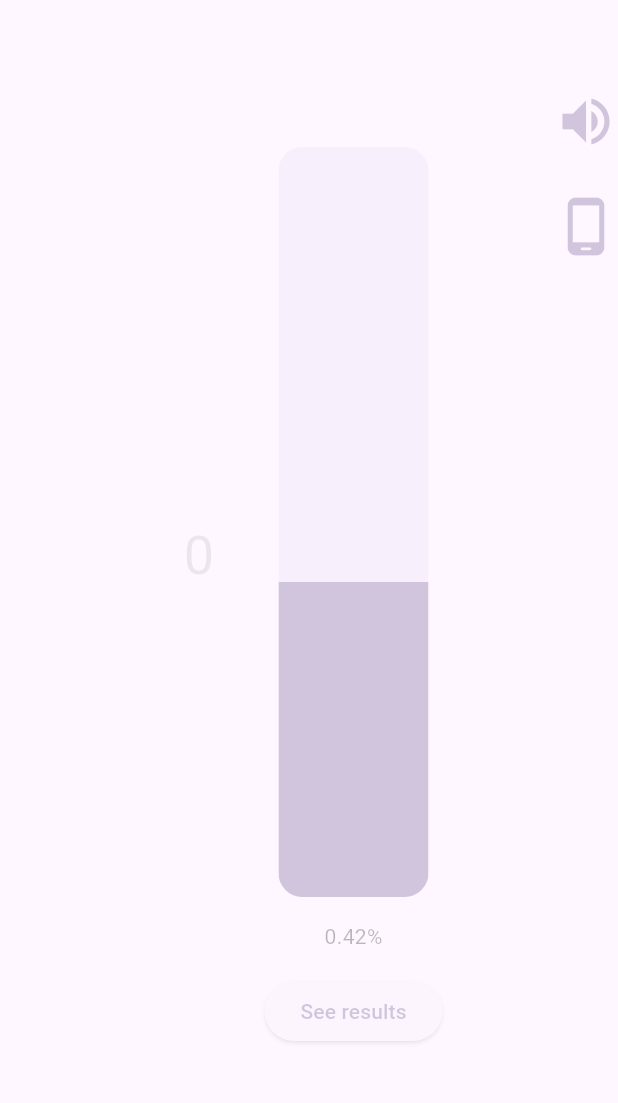
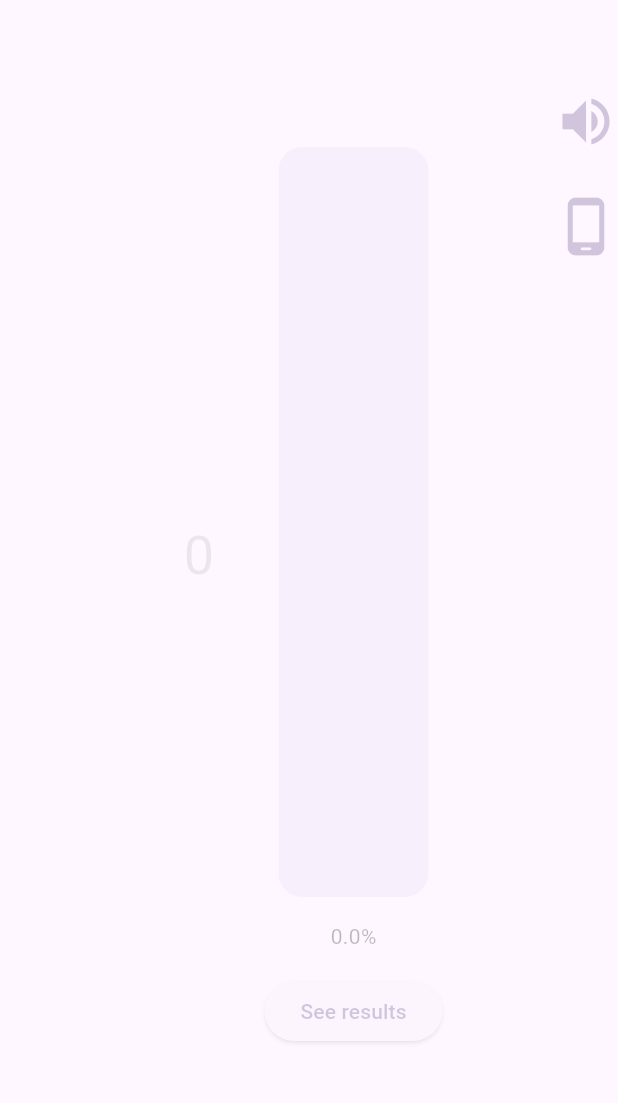
Before and after one commit to StartHack-PSFO/PeakFocus, a Flutter app: the screen it shows after launch, after a tap on "Start Routine Training", on a phone screen of 412 x 824 dp, the part 63-1166 px from its top. Run offline on Flutter 3.47's test engine with Material 2 defaults, Android fonts, the light colour scheme and no system bars; our stand-ins replace audioplayers, get, vibration; missing offline and left inert: dart:ffi.

Commit message:
getx and routineview

```diff
--- a/neuroapp/lib/main.dart
+++ b/neuroapp/lib/main.dart
@@ -1,5 +1,8 @@
 import 'package:flutter/material.dart';
+import 'package:get/get.dart';
 import 'package:neuroapp/views/homeView.dart';
+
+import 'views/data_controller.dart';
 
 void main() {
   runApp(const MyApp());
@@ -10,6 +13,7 @@ class MyApp extends StatelessWidget {
 
   @override
   Widget build(BuildContext context) {
+    Get.put(DataController());
     return MaterialApp(
       title: 'Flutter Demo',
       theme: ThemeData(
--- /dev/null
+++ b/neuroapp/lib/views/data_controller.dart
@@ -0,0 +1,81 @@
+import 'dart:ffi';
+
+import 'package:get/get.dart';
+import 'dart:async';
+import 'dart:convert';
+import 'dart:io';
+import 'dart:typed_data';
+
+import '../services/service_models.dart';
+
+class DataController extends GetxController {
+  static DataController get to => Get.find();
+
+  late Socket client;
+  late StreamSubscription<Uint8List> subscription;
+
+  double brainData = 0.0;
+
+  bool isMuted = false;
+  bool canVibrate = false;
+
+  @override
+  void onReady() {
+    // TODO: implement onReady
+    getData();
+    super.onReady();
+  }
+
+  void toggleMute() {
+    isMuted = !isMuted;
+    update(['controlsColumn']);
+  }
+
+  void toggleVibrate() {
+    canVibrate = !canVibrate;
+    update(['controlsColumn']);
+  }
+
+  void getData() async {
+    try {
+      print('connecting to server...');
+      client = await Socket.connect('10.181.64.35', 14535);
+      ClientInitPackage clientInitPackage = ClientInitPackage();
+      print('Connected to: '
+          '${client.remoteAddress.address}:${client.remotePort}');
+      client.write('${jsonEncode(clientInitPackage)}\n');
+      client.flush();
+
+      print("listening to socket... " +
+          '${client.remoteAddress.address}:${client.remotePort}');
+      subscription = client.listen((var data) {
+        try {
+          num json = jsonDecode(utf8.decode(data));
+
+          // if (json != '') {
+          brainData = json * 1.0;
+          update(['brainDataIndicator']);
+          // }
+        } catch (e) {
+          print("stream error" + e.toString());
+        }
+      }, onDone: () {
+        print('Done');
+        // client.close();
+      }, onError: (e) {
+        print('Got error $e');
+        subscription.cancel();
+      });
+      print('main done');
+    } catch (e) {
+      print('Catched error $e');
+    }
+  }
+
+  void closeConnection() {
+    if (client != null) {
+      subscription.cancel();
+      print('Connection closed');
+    }
+  }
+}
--- a/neuroapp/lib/views/routineView.dart
+++ b/neuroapp/lib/views/routineView.dart
@@ -1,35 +1,30 @@
 import 'package:flutter/material.dart';
+import 'package:get/get.dart';
+import 'package:neuroapp/views/data_controller.dart';
 import 'package:neuroapp/views/resultView.dart';
 
-class RoutineView extends StatefulWidget {
-  const RoutineView({Key? key}) : super(key: key);
+class RoutineView extends StatelessWidget {
+  // double _progress = 0.42; // Set your initial percentage value here
+  // bool _isMuted = false; // Track the mute state
+  // bool _canVibrate = false; // Track the mute state
 
-  @override
-  _RoutineViewState createState() => _RoutineViewState();
-}
+  // void _toggleMute() {
+  //   setState(() {
+  //     _isMuted = !_isMuted;
+  //   });
 
-class _RoutineViewState extends State<RoutineView> {
-  double _progress = 0.42; // Set your initial percentage value here
-  bool _isMuted = false; // Track the mute state
-  bool _canVibrate = false; // Track the mute state
+  //   // Call your service here with the _isMuted value
+  //   // For example: _myService.setMute(_isMuted);
+  // }
 
-  void _toggleMute() {
-    setState(() {
-      _isMuted = !_isMuted;
-    });
+  // void _toggleVibrate() {
+  //   setState(() {
+  //     _canVibrate = !_canVibrate;
+  //   });
 
-    // Call your service here with the _isMuted value
-    // For example: _myService.setMute(_isMuted);
-  }
-
-  void _toggleVibrate() {
-    setState(() {
-      _canVibrate = !_canVibrate;
-    });
-
-    // Call your service here with the _isMuted value
-    // For example: _myService.setMute(_isMuted);
-  }
+  //   // Call your service here with the _isMuted value
+  //   // For example: _myService.setMute(_isMuted);
+  // }
 
   @override
   Widget build(BuildContext context) {
@@ -57,23 +52,30 @@ class _RoutineViewState extends State<RoutineView> {
                       height: 100.0, // Custom height for the progress bar
                       child: ClipRRect(
                         borderRadius: BorderRadius.circular(16.0),
-                        child: LinearProgressIndicator(
-                          value: _progress,
+                        child: GetBuilder<DataController>(
+                            id: 'brainDataIndicator',
+                            builder: (_) {
+                              return LinearProgressIndicator(
+                                value: DataController.to.brainData,
+                              );
+                            }),
                       ),
                     ),
                   ),
-                  ),
-                  Padding(
+                  GetBuilder<DataController>(
+                      id: 'brainDataIndicator',
+                      builder: (_) {
+                        return Padding(
                           padding: EdgeInsets.all(16.0),
-                    child: Text('$_progress%'),
-                  ),
+                          child: Text('${DataController.to.brainData}%'),
+                        );
+                      }),
                   ElevatedButton(
                     onPressed: () {
                       Navigator.pushReplacement(
                         context,
                         MaterialPageRoute(
-                          builder: (context) =>
-                              ResultView(),
+                          builder: (context) => ResultView(),
                         ),
                       );
                     },
@@ -86,7 +88,10 @@ class _RoutineViewState extends State<RoutineView> {
           Positioned(
             top: 32.0,
             right: 16.0,
-            child: Column(
+            child: GetBuilder<DataController>(
+                id: 'controlColumn',
+                builder: (_) {
+                  return Column(
                     children: [
                       SizedBox(
                         height: 70.0,
@@ -97,9 +102,11 @@ class _RoutineViewState extends State<RoutineView> {
                           child: Container(
                             // color: Theme.of(context).colorScheme.tertiary,
                             child: TextButton(
-                        onPressed: _toggleMute,
+                              onPressed: DataController.to.toggleMute,
                               child: Icon(
-                          _isMuted ? Icons.volume_off : Icons.volume_up,
+                                DataController.to.isMuted
+                                    ? Icons.volume_off
+                                    : Icons.volume_up,
                                 size: 42.0, // Set the size of the icon
                               ),
                             ),
@@ -115,9 +122,9 @@ class _RoutineViewState extends State<RoutineView> {
                           child: Container(
                             // color: Theme.of(context).colorScheme.tertiary,
                             child: TextButton(
-                        onPressed: _toggleVibrate,
+                              onPressed: DataController.to.toggleVibrate,
                               child: Icon(
-                          _canVibrate
+                                DataController.to.canVibrate
                                     ? Icons.vibration
                                     : Icons.phone_android_rounded,
                                 size: 42.0, // Set the size of the icon
@@ -127,7 +134,8 @@ class _RoutineViewState extends State<RoutineView> {
                         ),
                       ),
                     ],
-            ),
+                  );
+                }),
           ),
         ],
       ),
--- a/neuroapp/pubspec.yaml
+++ b/neuroapp/pubspec.yaml
@@ -38,6 +38,7 @@ dependencies:
   flutter_gen: ^5.3.1
   vibration: ^1.7.5
   audioplayers: ^4.1.0
+  get: ^4.6.5
 
 dev_dependencies:
   flutter_test:
```
Also changed, not shown: neuroapp/lib/services/service_models.dart (added, +52 -0 lines), neuroapp/pubspec.lock, 7 other files. Lines whose indentation alone changed are shown as unchanged.
